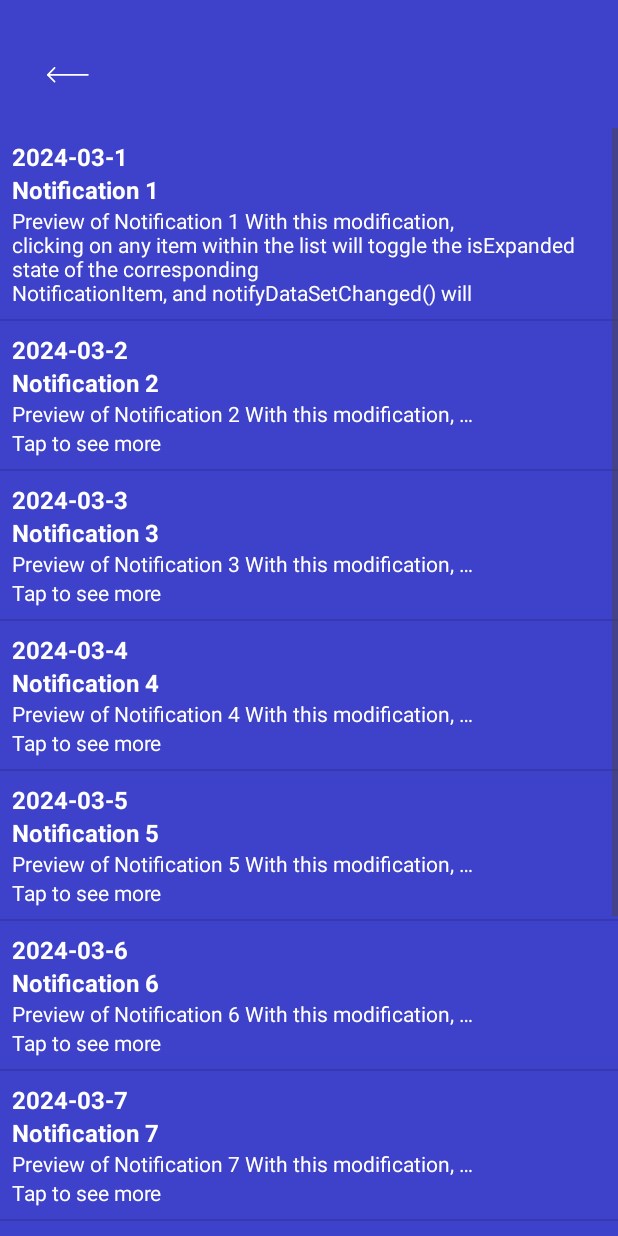
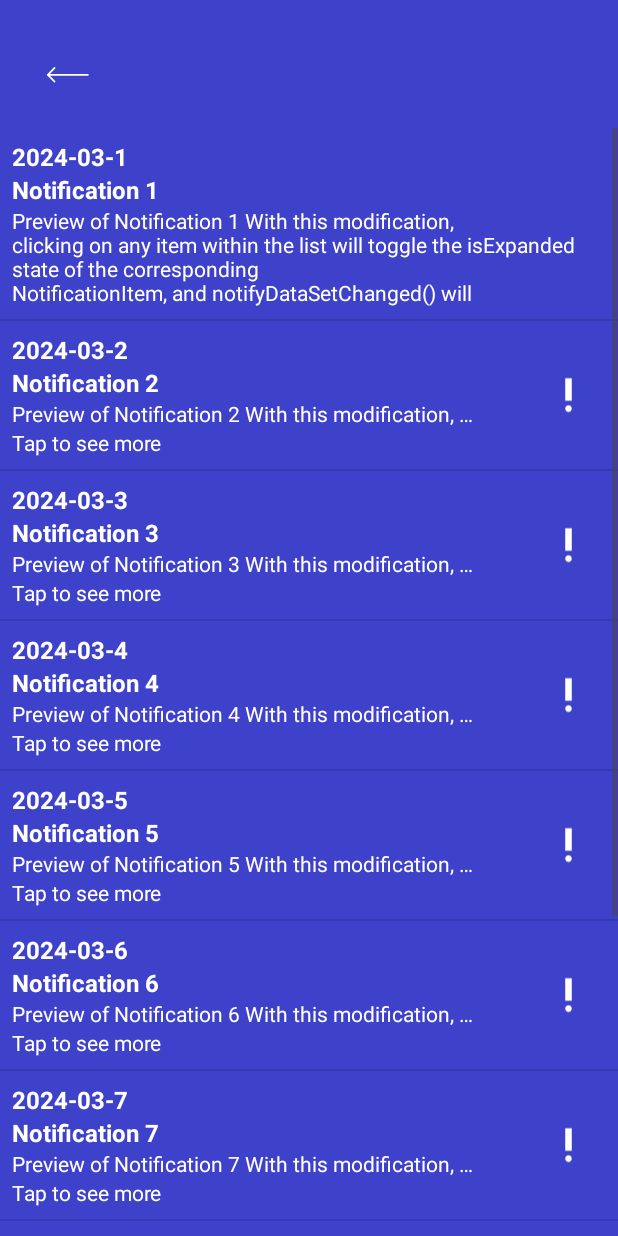
Before and after one commit to iiasceriwebmaster/Domenator, an Android app: the NotificationActivity screen opened directly, with no data from a screen before it, after a tap on an icon or button, on a phone screen of 412 x 824 dp. Run offline under Robolectric (Android 15) with nearby library versions, the phone set to English and light mode, and no system bars; our stand-ins replace data binding.

Commit message:
Bug free notifications done ;)

```diff
--- a/app/src/main/java/md/webmasterstudio/domenator/ui/activities/ReportActivity.kt
+++ b/app/src/main/java/md/webmasterstudio/domenator/ui/activities/ReportActivity.kt
@@ -7,6 +7,7 @@ import androidx.activity.enableEdgeToEdge
 import androidx.appcompat.app.AppCompatActivity
 import androidx.core.view.ViewCompat
 import androidx.core.view.WindowInsetsCompat
+import androidx.core.view.forEachIndexed
 import md.webmasterstudio.domenator.R
 import md.webmasterstudio.domenator.databinding.ActivityReportBinding
 import md.webmasterstudio.domenator.ui.adapters.ReportAdapter
@@ -157,4 +158,13 @@ class ReportActivity : AppCompatActivity(),
         }
         dialog.show(supportFragmentManager, "AddReportDialogFragment")
     }
+
+
+    override fun onResume() {
+        super.onResume()
+        // Clear selected item in the navigation drawer
+        binding.navView.menu.forEachIndexed { index, item ->
+            item.isChecked = false
+        }
+    }
 }
--- a/app/src/main/java/md/webmasterstudio/domenator/ui/activities/UserProfileActivity.kt
+++ b/app/src/main/java/md/webmasterstudio/domenator/ui/activities/UserProfileActivity.kt
@@ -40,6 +40,10 @@ class UserProfileActivity : AppCompatActivity() {
             insets
         }
 
+        binding.leftButton.setOnClickListener {
+            onBackPressed()
+        }
+
         // Mock user data
         val user = getMockUserData()
 
--- a/app/src/main/java/md/webmasterstudio/domenator/ui/adapters/NotificationAdapter.kt
+++ b/app/src/main/java/md/webmasterstudio/domenator/ui/adapters/NotificationAdapter.kt
@@ -1,10 +1,12 @@
 package md.webmasterstudio.domenator.ui.adapters
 
 import android.content.Context
+import android.util.Log
 import android.view.LayoutInflater
 import android.view.View
 import android.view.ViewGroup
 import android.widget.ArrayAdapter
+import android.widget.ImageView
 import android.widget.TextView
 import md.webmasterstudio.domenator.R
 
@@ -32,21 +34,52 @@ class NotificationAdapter(context: Context, notificationItems: List<Notification
         val notificationTitle: TextView = mConvertView.findViewById(R.id.notificationTitle)
         val notificationPreview: TextView = mConvertView.findViewById(R.id.notificationContent)
         val tapToSeeMore: TextView = mConvertView.findViewById(R.id.tapToSeeMore)
+        val notificationStatusIV: ImageView = mConvertView.findViewById(R.id.notificationStatusIV)
 
         notificationDate.text = notification?.date
         notificationTitle.text = notification?.title
         notificationPreview.text = notification?.content
 
+        if (notification != null) {
+            Log.d("NotificationAdapter", "updateUI called for position $position with isExpanded: ${notification.isExpanded}")
+            if (notification.isExpanded) {
+
+                notificationPreview.maxLines = Int.MAX_VALUE
+                notificationPreview.ellipsize = null
+            } else {
+
+                notificationPreview.maxLines = 1
+                notificationPreview.ellipsize = android.text.TextUtils.TruncateAt.END
+            }
+            mConvertView.post {
+                tapToSeeMore.visibility = if (notification?.isExpanded == true) View.GONE else View.VISIBLE
+            }
+        }
+
         // Set click listener on entire item view
         mConvertView.setOnClickListener {
-            notification?.isExpanded = !notification?.isExpanded!!
+            Log.d("NotificationAdapter", "Click listener called for position $position")
+            notificationStatusIV.visibility = View.GONE
+            notification?.isExpanded = notification?.isExpanded?.xor(true) == true
+            Log.d("NotificationAdapter", "isExpanded set to: ${notification?.isExpanded}")
 
-            // Update visibility based on isExpanded state
-            tapToSeeMore.visibility =
-                if (notification?.isExpanded == false) View.VISIBLE else View.GONE
-            notificationPreview.maxLines = if (notification?.isExpanded == false) 1 else 999
-            notificationPreview.ellipsize =
-                if (notification?.isExpanded == false) android.text.TextUtils.TruncateAt.END else null
+
+            if (notification != null) {
+                Log.d("NotificationAdapter", "updateUI called for position $position with isExpanded: ${notification.isExpanded}")
+                if (notification.isExpanded) {
+
+                    notificationPreview.maxLines = Int.MAX_VALUE
+                    notificationPreview.ellipsize = null
+                } else { tapToSeeMore.visibility = View.VISIBLE
+                    notificationPreview.maxLines = 1
+                    notificationPreview.ellipsize = android.text.TextUtils.TruncateAt.END
+                }
+            }
+
+            mConvertView.post {
+                tapToSeeMore.visibility = if (notification?.isExpanded == true) View.GONE else View.VISIBLE
+            }
+            Log.d("NotificationAdapter", "After updateUI, isExpanded is now: ${notification?.isExpanded}")
         }
 
         // Update visibility based on isExpanded state
--- /dev/null
+++ b/app/src/main/res/drawable/priority_high_36.xml
@@ -0,0 +1,10 @@
+<vector xmlns:android="http://schemas.android.com/apk/res/android"
+    android:width="36dp"
+    android:height="36dp"
+    android:viewportWidth="960"
+    android:viewportHeight="960"
+    android:tint="@color/white">
+  <path
+      android:fillColor="@android:color/black"
+      android:pathData="M479.91,840Q451,840 430.5,819.41Q410,798.82 410,769.91Q410,741 430.59,720.5Q451.18,700 480.09,700Q509,700 529.5,720.59Q550,741.18 550,770.09Q550,799 529.41,819.5Q508.82,840 479.91,840ZM410,600L410,120L550,120L550,600L410,600Z"/>
+</vector>
--- a/app/src/main/res/layout/notification_item.xml
+++ b/app/src/main/res/layout/notification_item.xml
@@ -1,6 +1,7 @@
 <layout xmlns:android="http://schemas.android.com/apk/res/android">
 
     <data>
+        <import type="android.view.View"/>
 
         <variable
             name="notification"
@@ -9,47 +10,64 @@
     </data>
 
     <LinearLayout
+        android:gravity="center"
         android:layout_width="match_parent"
         android:layout_height="wrap_content"
-        android:orientation="vertical"
         android:background="@color/primary_color"
+        android:orientation="horizontal"
         android:padding="8dp">
 
+        <LinearLayout
+            android:layout_weight="9"
+            android:layout_width="match_parent"
+            android:layout_height="wrap_content"
+            android:orientation="vertical">
+
             <TextView
-            android:textColor="@color/white"
                 android:id="@+id/notificationDate"
                 android:layout_width="wrap_content"
                 android:layout_height="wrap_content"
+                android:text="@{notification.date}"
+                android:textColor="@color/white"
                 android:textSize="16sp"
-            android:textStyle="bold"
-            android:text="@{notification.date}" />
+                android:textStyle="bold" />
 
             <TextView
-            android:textColor="@color/white"
                 android:id="@+id/notificationTitle"
                 android:layout_width="wrap_content"
                 android:layout_height="wrap_content"
+                android:text="@{notification.title}"
+                android:textColor="@color/white"
                 android:textSize="16sp"
-            android:textStyle="bold"
-            android:text="@{notification.title}" />
+                android:textStyle="bold" />
 
             <TextView
-            android:textColor="@color/white"
                 android:id="@+id/notificationContent"
                 android:layout_width="wrap_content"
                 android:layout_height="wrap_content"
-            android:textSize="14sp"
+                android:ellipsize="end"
                 android:maxLines="1"
-            android:ellipsize="end"
-            android:text="@{notification.content}" />
+                android:text="@{notification.content}"
+                android:textColor="@color/white"
+                android:textSize="14sp" />
 
             <TextView
-            android:textColor="@color/white"
                 android:id="@+id/tapToSeeMore"
                 android:layout_width="wrap_content"
                 android:layout_height="wrap_content"
-            android:textSize="14sp"
-            android:text="@string/tap_to_see_more" />
+                android:text="@string/tap_to_see_more"
+                android:textColor="@color/white"
+                android:textSize="14sp" />
+        </LinearLayout>
+
+        <ImageView
+            android:id="@+id/notificationStatusIV"
+            android:padding="10dp"
+            android:layout_weight="1"
+            android:src="@drawable/priority_high_36"
+            android:layout_width="wrap_content"
+            android:layout_height="wrap_content" />
+        />
 
     </LinearLayout>
 
```
Lines whose indentation alone changed are shown as unchanged.
